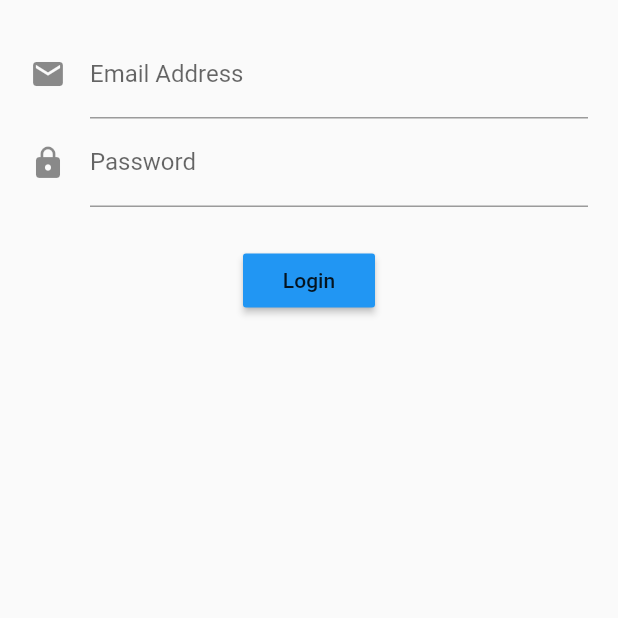
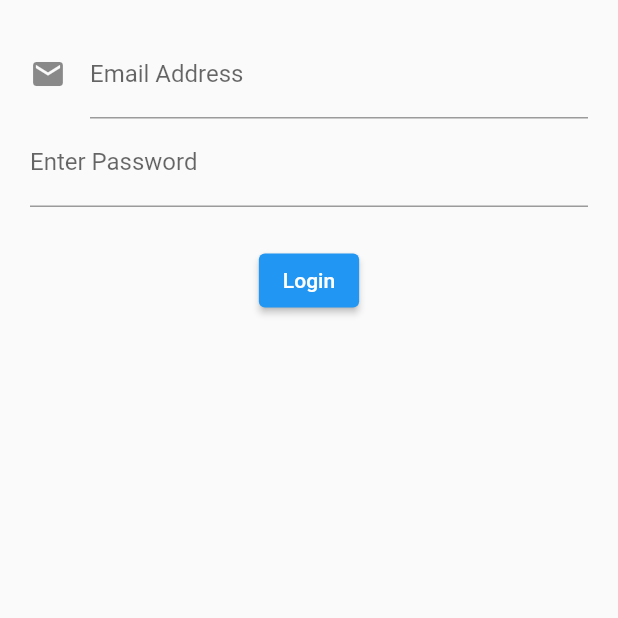
Before and after one commit to paulobfsilva/Flutter-Login-Stateful, a Flutter app: the screen it shows after launch, on a phone screen of 412 x 824 dp, the top half of it. Run offline on Flutter 3.47's test engine with Material 2 defaults, Android fonts, the phone set to English and light mode, and no system bars.

Commit message:
Refactor deprecated raised button to new elevated button

```diff
--- a/lib/src/screens/login_screen.dart
+++ b/lib/src/screens/login_screen.dart
@@ -38,16 +38,14 @@ class LoginScreenState extends State<LoginScreen> {
     return TextFormField(
       obscureText: true,
       decoration: InputDecoration(
-        labelText: 'Password',
-        hintText: '',
-        icon: Icon(Icons.lock),
+        labelText: 'Enter Password',
+        hintText: 'Password',
       ),
     );
   }
 
   Widget submitButton() {
-    return RaisedButton(
-      color: Colors.blue,
+    return ElevatedButton(
       child: Text('Login'),
       onPressed: () {},
     );
```
